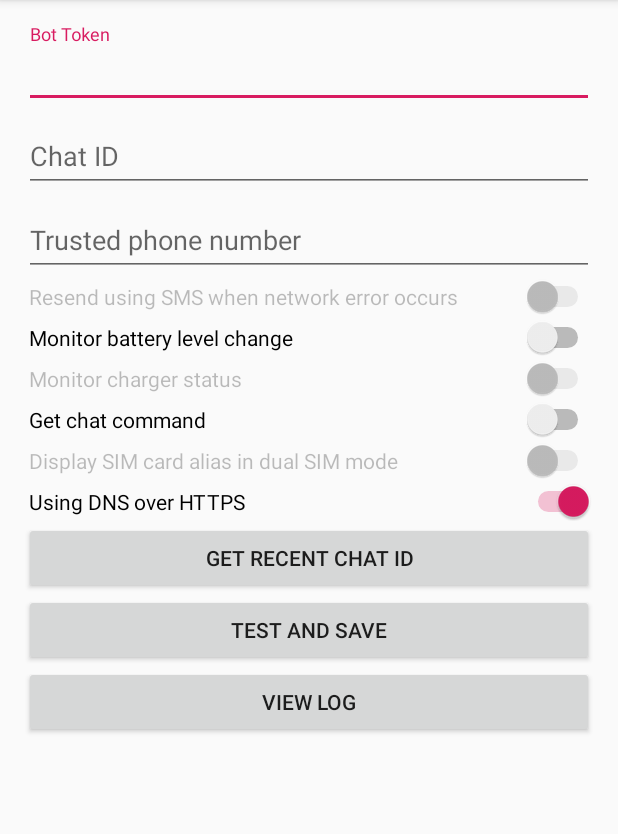
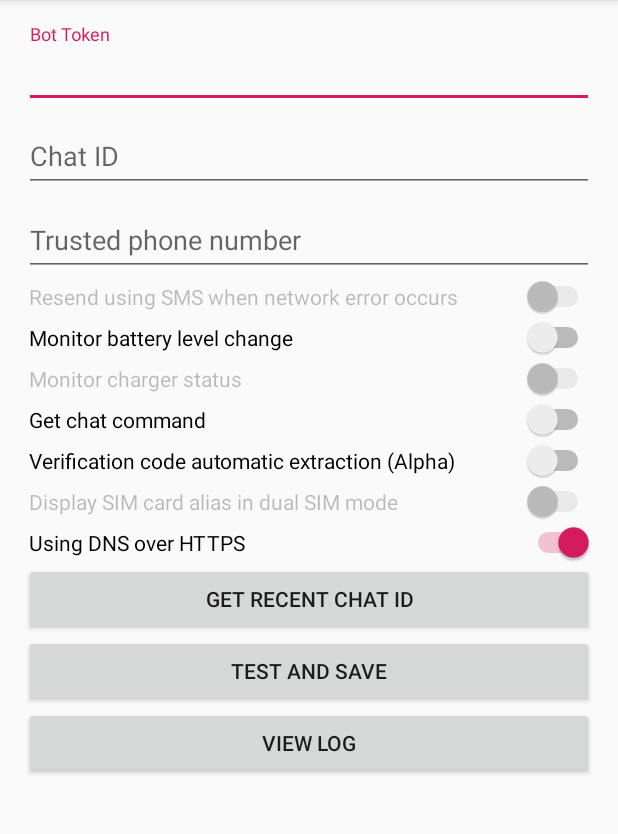
Before and after one commit to telegram-sms/telegram-sms, an Android app: the screen it shows after launch (main_activity), on a phone screen of 412 x 824 dp, the part 84-918 px from its top. Run offline under Robolectric (Android 15) with nearby library versions, the phone set to English and light mode, and no system bars; libraries missing offline, so code that uses them is left out: okhttp3.dnsoverhttps.

Commit message:
添加短信验证码开关

```diff
--- a/app/src/main/java/com/qwe7002/telegram_sms/main_activity.java
+++ b/app/src/main/java/com/qwe7002/telegram_sms/main_activity.java
@@ -52,7 +52,7 @@ public class main_activity extends AppCompatActivity {
         display_dual_sim_display_name = findViewById(R.id.display_dual_sim);
         final SharedPreferences sharedPreferences = getSharedPreferences("data", MODE_PRIVATE);
         final Switch charger_status = findViewById(R.id.charger_status);
-
+        final Switch verification_code = findViewById(R.id.verification_code_switch);
         String bot_token_save = sharedPreferences.getString("bot_token", "");
         String chat_id_save = sharedPreferences.getString("chat_id", "");
         assert bot_token_save != null;
@@ -87,6 +87,7 @@ public class main_activity extends AppCompatActivity {
         }
 
         chat_command.setChecked(sharedPreferences.getBoolean("chat_command", false));
+        verification_code.setChecked(sharedPreferences.getBoolean("verification_code", false));
         doh_switch.setChecked(sharedPreferences.getBoolean("doh_switch", true));
 
         display_dual_sim_display_name.setOnClickListener(v -> {
@@ -310,6 +311,7 @@ public class main_activity extends AppCompatActivity {
                     editor.putBoolean("battery_monitoring_switch", battery_monitoring_switch.isChecked());
                     editor.putBoolean("charger_status", charger_status.isChecked());
                     editor.putBoolean("display_dual_sim_display_name", display_dual_sim_display_name.isChecked());
+                    editor.putBoolean("verification_code", verification_code.isChecked());
                     editor.putBoolean("doh_switch", doh_switch.isChecked());
                     editor.putBoolean("initialized", true);
                     editor.apply();
--- a/app/src/main/res/layout/activity_main.xml
+++ b/app/src/main/res/layout/activity_main.xml
@@ -87,6 +87,12 @@
                     android:layout_height="wrap_content"
                     android:paddingStart="3dp"
                     android:text="@string/chat_command" tools:ignore="RtlSymmetry"/>
+            <Switch
+                    android:id="@+id/verification_code_switch"
+                    android:layout_width="match_parent"
+                    android:layout_height="wrap_content"
+                    android:paddingStart="3dp"
+                    android:text="@string/using_verification_code_identification" tools:ignore="RtlSymmetry"/>
 
             <Switch
                     android:id="@+id/display_dual_sim"
--- a/app/src/main/res/values/strings.xml
+++ b/app/src/main/res/values/strings.xml
@@ -60,4 +60,5 @@
     <string name="sim_card_lock">SIM card locked.</string>
     <string name="no_logs">No logs yet.</string>
     <string name="charger_status">Monitor charger status</string>
+    <string name="using_verification_code_identification">Verification code automatic extraction (Alpha)</string>
 </resources>
```
Also changed, not shown: app/src/main/java/com/qwe7002/telegram_sms/sms_receiver.java (+21 -15 lines), 3 other files.
